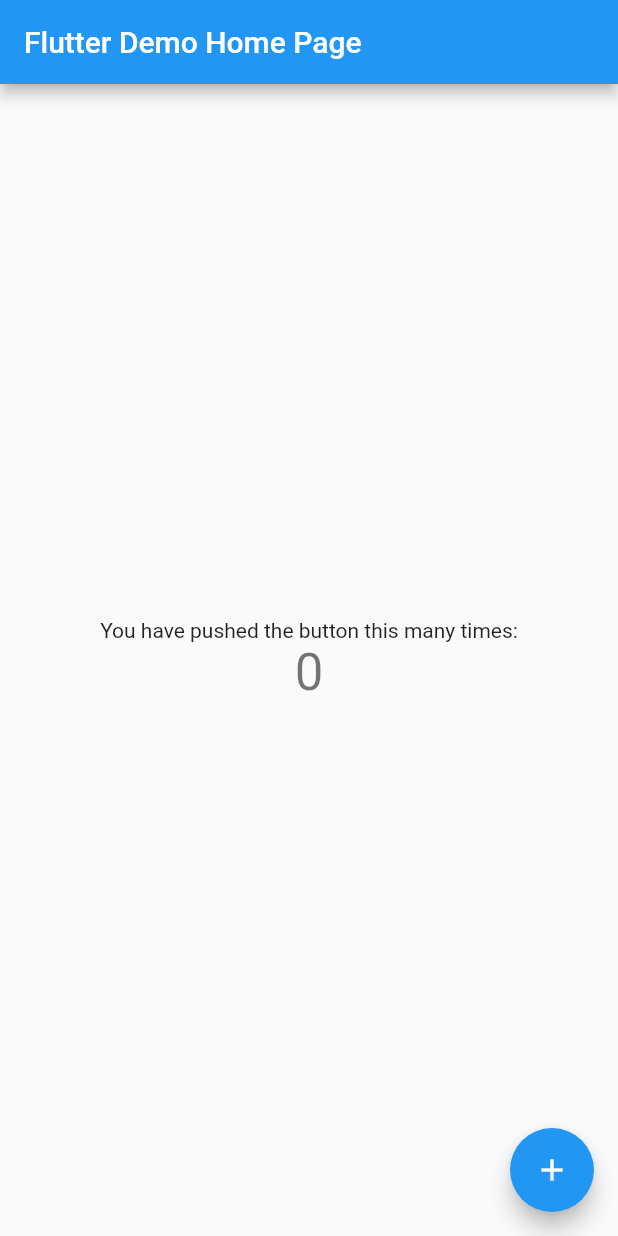
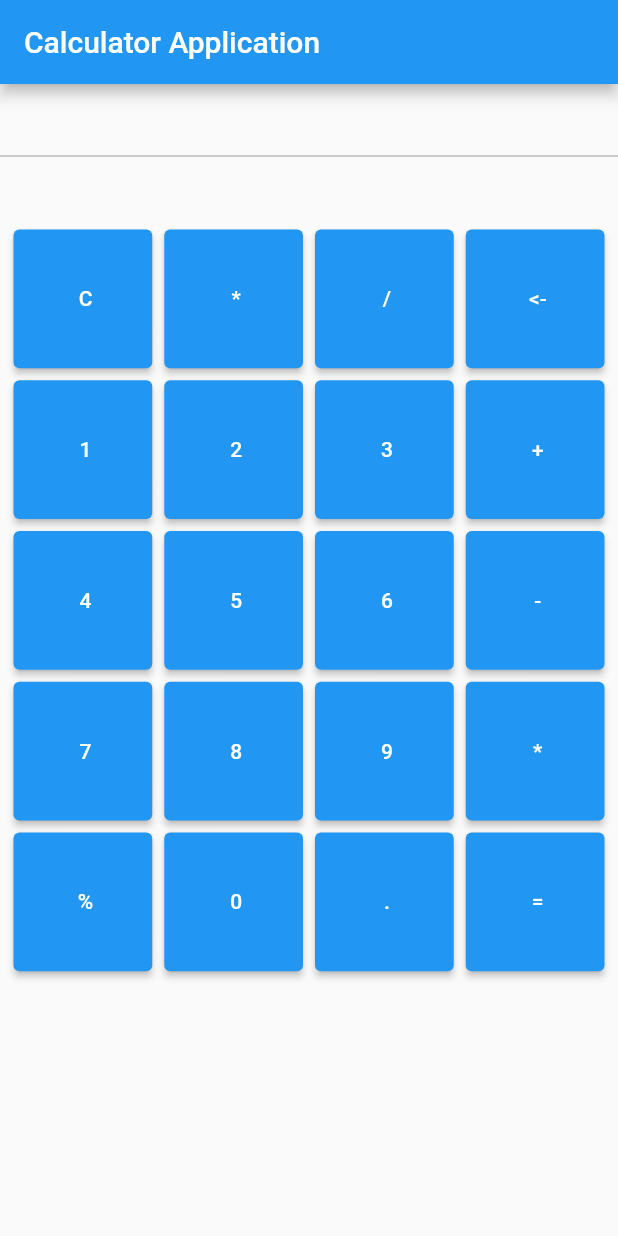
Before and after one commit to nirajbhatta24/CalculatorApp, a Flutter app: the screen it shows after launch, on a phone screen of 412 x 824 dp. Run offline on Flutter 3.47's test engine with Material 2 defaults, Android fonts, the phone set to English and light mode, and no system bars.

```diff
--- /dev/null
+++ b/lib/interface.dart
@@ -0,0 +1,231 @@
+import 'package:flutter/material.dart';
+
+
+class InterfaceScreen extends StatefulWidget {
+  const InterfaceScreen({super.key});
+
+  @override
+  State<InterfaceScreen> createState() => _InterfaceScreenState();
+}
+
+class _InterfaceScreenState extends State<InterfaceScreen> {
+  Widget displayButton(String num) {
+
+    return ElevatedButton(
+
+
+
+      onPressed: () {
+
+        setState(() {
+
+
+
+          if(num=="C"){
+
+            _textcontroller.clear();
+
+          }
+
+          else if((num=="1"||num=="2"||num=="3"||num=="4"||num=="5"||num=="6"||num=="7"||num=="8"||num=="9"||num=="0"||num==".")){
+
+            if (_textcontroller.text == "*"||_textcontroller.text == "+"||_textcontroller.text == "-"||_textcontroller.text == "/"||_textcontroller.text == "%"){
+
+              _textcontroller.clear();
+
+
+
+            }
+
+            _textcontroller.text += num;
+
+
+
+          }
+
+          else if((num=="+"||num=="*"||num=="/"||num=="%"||num=="-")){
+
+            f = double.parse(_textcontroller.text);
+
+            _textcontroller.text= num;
+
+            op = num;
+
+          }
+
+
+
+          else if(num == "="){
+
+            s = double.parse(_textcontroller.text);
+
+            _textcontroller.text = "";
+
+
+
+            switch(op){
+
+              case "+":
+
+              setState(() {
+
+                r = f + s;
+
+
+
+              });
+
+              break;
+
+              case "-":
+
+                 setState(() {
+
+                  r = f - s;
+
+
+
+              });
+
+              break;
+
+              case "*":
+
+                 setState(() {
+
+                  r = f * s;
+
+
+
+              });
+
+              break;
+
+              case "/":
+
+                 setState(() {
+
+                  r = f / s;
+
+
+
+              });
+
+              break;
+
+              case "%":
+
+                 setState(() {
+
+                  r = f % s ;
+
+
+
+              });
+
+              break;
+
+            }
+
+            _textcontroller.text = r.toString();
+
+          }
+
+
+
+        });
+
+
+
+      },
+
+      child: Text(" $num"),
+
+    );
+
+  }
+
+
+
+  final List<String> lst = ['C', '*', '/', '<-','1','2','3', '+',
+
+  '4', '5', '6','-','7','8','9','*', '%','0','.','='];
+
+
+
+  final TextEditingController _textcontroller = TextEditingController();
+
+  double f = 0;
+
+  double s =0;
+
+  double? r= 0;
+
+  String? op ;
+  @override
+  Widget build(BuildContext context) {
+   return Scaffold(
+
+      appBar: AppBar(
+
+        title: const Text("Calculator Application"),
+
+      ),
+
+      body: Column(
+
+        children: [ TextFormField(
+
+          enabled: false,
+
+          controller: _textcontroller,
+
+          textAlign: TextAlign.center,
+
+
+
+
+
+        ),
+
+        const SizedBox(
+
+          height: 40,
+
+        ),
+
+
+
+          Expanded(
+
+            child: GridView.count(
+
+              padding: const EdgeInsets.all(9),
+
+              crossAxisSpacing: 8,
+
+              mainAxisSpacing: 8,
+
+              crossAxisCount: 4,
+
+              children: [
+
+
+
+                for(int i=0; i< lst.length; i++)
+
+                displayButton(lst[i]),
+              ],
+
+            ),
+
+          ),
+
+        ],
+
+      ),
+
+    );
+
+  }
+  }
--- a/lib/main.dart
+++ b/lib/main.dart
@@ -1,115 +1,12 @@
 import 'package:flutter/material.dart';
+import 'package:calculatorapp/interface.dart';
+void main() {
+  runApp(MaterialApp(debugShowCheckedModeBanner: false,
+      title: 'Calculator Application',
+      initialRoute: '/',
+      routes: {
 
-void main() {
-  runApp(const MyApp());
+        '/': (context) => const InterfaceScreen(),
 }
-
-class MyApp extends StatelessWidget {
-  const MyApp({super.key});
-
-  // This widget is the root of your application.
-  @override
-  Widget build(BuildContext context) {
-    return MaterialApp(
-      title: 'Flutter Demo',
-      theme: ThemeData(
-        // This is the theme of your application.
-        //
-        // Try running your application with "flutter run". You'll see the
-        // application has a blue toolbar. Then, without quitting the app, try
-        // changing the primarySwatch below to Colors.green and then invoke
-        // "hot reload" (press "r" in the console where you ran "flutter run",
-        // or simply save your changes to "hot reload" in a Flutter IDE).
-        // Notice that the counter didn't reset back to zero; the application
-        // is not restarted.
-        primarySwatch: Colors.blue,
-      ),
-      home: const MyHomePage(title: 'Flutter Demo Home Page'),
-    );
-  }
+));
 }
-
-class MyHomePage extends StatefulWidget {
-  const MyHomePage({super.key, required this.title});
-
-  // This widget is the home page of your application. It is stateful, meaning
-  // that it has a State object (defined below) that contains fields that affect
-  // how it looks.
-
-  // This class is the configuration for the state. It holds the values (in this
-  // case the title) provided by the parent (in this case the App widget) and
-  // used by the build method of the State. Fields in a Widget subclass are
-  // always marked "final".
-
-  final String title;
-
-  @override
-  State<MyHomePage> createState() => _MyHomePageState();
-}
-
-class _MyHomePageState extends State<MyHomePage> {
-  int _counter = 0;
-
-  void _incrementCounter() {
-    setState(() {
-      // This call to setState tells the Flutter framework that something has
-      // changed in this State, which causes it to rerun the build method below
-      // so that the display can reflect the updated values. If we changed
-      // _counter without calling setState(), then the build method would not be
-      // called again, and so nothing would appear to happen.
-      _counter++;
-    });
-  }
-
-  @override
-  Widget build(BuildContext context) {
-    // This method is rerun every time setState is called, for instance as done
-    // by the _incrementCounter method above.
-    //
-    // The Flutter framework has been optimized to make rerunning build methods
-    // fast, so that you can just rebuild anything that needs updating rather
-    // than having to individually change instances of widgets.
-    return Scaffold(
-      appBar: AppBar(
-        // Here we take the value from the MyHomePage object that was created by
-        // the App.build method, and use it to set our appbar title.
-        title: Text(widget.title),
-      ),
-      body: Center(
-        // Center is a layout widget. It takes a single child and positions it
-        // in the middle of the parent.
-        child: Column(
-          // Column is also a layout widget. It takes a list of children and
-          // arranges them vertically. By default, it sizes itself to fit its
-          // children horizontally, and tries to be as tall as its parent.
-          //
-          // Invoke "debug painting" (press "p" in the console, choose the
-          // "Toggle Debug Paint" action from the Flutter Inspector in Android
-          // Studio, or the "Toggle Debug Paint" command in Visual Studio Code)
-          // to see the wireframe for each widget.
-          //
-          // Column has various properties to control how it sizes itself and
-          // how it positions its children. Here we use mainAxisAlignment to
-          // center the children vertically; the main axis here is the vertical
-          // axis because Columns are vertical (the cross axis would be
-          // horizontal).
-          mainAxisAlignment: MainAxisAlignment.center,
-          children: <Widget>[
-            const Text(
-              'You have pushed the button this many times:',
-            ),
-            Text(
-              '$_counter',
-              style: Theme.of(context).textTheme.headline4,
-            ),
-          ],
-        ),
-      ),
-      floatingActionButton: FloatingActionButton(
-        onPressed: _incrementCounter,
-        tooltip: 'Increment',
-        child: const Icon(Icons.add),
-      ), // This trailing comma makes auto-formatting nicer for build methods.
-    );
-  }
-}
```
Also changed, not shown: 1 other file.
